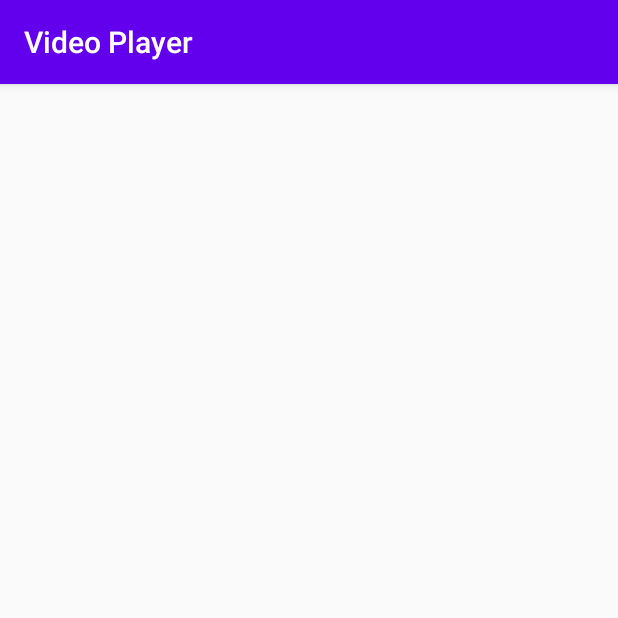
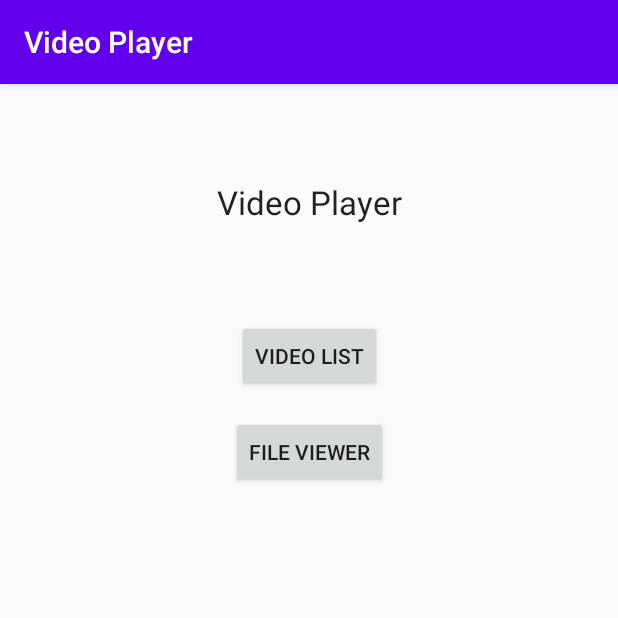
Before and after one commit to youngecko1/VideoPlayer, an Android app: the screen it shows after launch (MainActivity before the commit, MainScreen after it), on a phone screen of 412 x 824 dp, the top half of it. Run offline under Robolectric (Android 15) with nearby library versions, the phone set to English and light mode, and no system bars.

Commit message:
Created Main Screen with two buttons: Video Player and FileViewer. The Video Player takes the user to the main application. The File Viewer as the name suggests, is only for viewing if the file exists in the folder or not.

```diff
--- a/app/build.gradle
+++ b/app/build.gradle
@@ -33,6 +33,7 @@ dependencies {
     implementation 'androidx.recyclerview:recyclerview:1.1.0'
     implementation 'androidx.cardview:cardview:1.0.0'
     implementation 'com.opencsv:opencsv:4.6'
+    implementation 'com.google.android.material:material:1.4.0'
     testImplementation 'junit:junit:4.12'
     androidTestImplementation 'androidx.test.ext:junit:1.1.1'
     androidTestImplementation 'androidx.test.espresso:espresso-core:3.2.0'
--- /dev/null
+++ b/app/src/main/java/com/stonybrook/videoplayer/MainScreen.java
@@ -0,0 +1,26 @@
+package com.stonybrook.videoplayer;
+
+import androidx.appcompat.app.AppCompatActivity;
+
+import android.content.Intent;
+import android.os.Bundle;
+import android.view.View;
+
+public class MainScreen extends AppCompatActivity {
+
+    @Override
+    protected void onCreate(Bundle savedInstanceState) {
+        super.onCreate(savedInstanceState);
+        setContentView(R.layout.activity_main_screen);
+    }
+
+    public void openVideoList (View v){
+        Intent intent = new Intent(this, MainActivity.class);
+        startActivity(intent);
+    }
+
+    public void openFileList (View v){
+        Intent intent = new Intent(this, FileViewer.class);
+        startActivity(intent);
+    }
+}
--- a/app/src/main/java/com/stonybrook/videoplayer/listeners/AccelerometerListener.java
+++ b/app/src/main/java/com/stonybrook/videoplayer/listeners/AccelerometerListener.java
@@ -3,12 +3,14 @@ package com.stonybrook.videoplayer.listeners;
 import android.hardware.Sensor;
 import android.hardware.SensorEvent;
 import android.hardware.SensorEventListener;
+import android.os.Environment;
 import android.util.Log;
 
 
 import com.opencsv.CSVWriter;
 import com.stonybrook.videoplayer.MainActivity;
 import com.stonybrook.videoplayer.Player;
+import com.stonybrook.videoplayer.R;
 
 import java.io.File;
 import java.io.FileWriter;
@@ -65,7 +67,7 @@ public class AccelerometerListener implements SensorEventListener {
                     data[i+1]=String.valueOf(sensorValues[i]);
                 }
                 writer.writeNext(data);
-                Log.d(TAG,"Writing data to"+mainActivity.ACCELEROMETER_SENSOR_FILE_NAME);
+                Log.d(TAG,"Writing data to "+mainActivity.ACCELEROMETER_SENSOR_FILE_NAME);
 
                 writer.close();
             } catch (IOException e) {
--- a/app/src/main/java/com/stonybrook/videoplayer/listeners/GyroscopeListener.java
+++ b/app/src/main/java/com/stonybrook/videoplayer/listeners/GyroscopeListener.java
@@ -65,7 +65,7 @@ public class GyroscopeListener implements SensorEventListener {
                     data[i+1]=String.valueOf(sensorValues[i]);
                 }
                 writer.writeNext(data);
-                Log.d(TAG,"Writing data to"+mainActivity.GYRO_SENSOR_FILE_NAME);
+                Log.d(TAG,"Writing data to "+mainActivity.GYRO_SENSOR_FILE_NAME);
 
 
                 writer.close();
--- a/app/src/main/java/com/stonybrook/videoplayer/listeners/LightSensorListener.java
+++ b/app/src/main/java/com/stonybrook/videoplayer/listeners/LightSensorListener.java
@@ -62,7 +62,7 @@ public class LightSensorListener implements SensorEventListener {
                     data[i+1]=String.valueOf(sensorValues[i]);
                 }
                 writer.writeNext(data);
-                Log.d(TAG,"Writing data to"+mainActivity.LIGHT_SENSOR_FILE_NAME);
+                Log.d(TAG,"Writing data to "+mainActivity.LIGHT_SENSOR_FILE_NAME);
 
                 writer.close();
             } catch (IOException e) {
--- /dev/null
+++ b/app/src/main/res/layout/activity_main_screen.xml
@@ -0,0 +1,42 @@
+<?xml version="1.0" encoding="utf-8"?>
+<androidx.constraintlayout.widget.ConstraintLayout xmlns:android="http://schemas.android.com/apk/res/android"
+    xmlns:app="http://schemas.android.com/apk/res-auto"
+    xmlns:tools="http://schemas.android.com/tools"
+    android:layout_width="match_parent"
+    android:layout_height="match_parent"
+    tools:context=".MainScreen">
+
+    <TextView
+        android:id="@+id/textView"
+        android:layout_width="179dp"
+        android:layout_height="125dp"
+        android:layout_marginTop="16dp"
+        android:gravity="center"
+        android:text="@string/app_name"
+        android:textAppearance="@style/TextAppearance.AppCompat.Large"
+        app:layout_constraintEnd_toEndOf="parent"
+        app:layout_constraintStart_toStartOf="parent"
+        app:layout_constraintTop_toTopOf="parent" />
+
+    <Button
+        android:id="@+id/button"
+        android:layout_width="wrap_content"
+        android:layout_height="wrap_content"
+        android:layout_marginTop="16dp"
+        android:onClick="openVideoList"
+        android:text="@string/VideoList"
+        app:layout_constraintEnd_toEndOf="parent"
+        app:layout_constraintStart_toStartOf="parent"
+        app:layout_constraintTop_toBottomOf="@+id/textView" />
+
+    <Button
+        android:id="@+id/button2"
+        android:layout_width="wrap_content"
+        android:layout_height="wrap_content"
+        android:layout_marginTop="16dp"
+        android:onClick="openFileList"
+        android:text="@string/CSV_Files"
+        app:layout_constraintEnd_toEndOf="parent"
+        app:layout_constraintStart_toStartOf="parent"
+        app:layout_constraintTop_toBottomOf="@+id/button" />
+</androidx.constraintlayout.widget.ConstraintLayout>
--- a/app/src/main/res/values/strings.xml
+++ b/app/src/main/res/values/strings.xml
@@ -1,3 +1,5 @@
 <resources>
     <string name="app_name">Video Player</string>
+    <string name="VideoList">Video List</string>
+    <string name="CSV_Files">File Viewer</string>
 </resources>
```
Also changed, not shown: app/src/main/AndroidManifest.xml (+13 -2 lines), app/src/main/java/com/stonybrook/videoplayer/FileViewer.java (added, +75 -0 lines), app/src/main/java/com/stonybrook/videoplayer/MainActivity.java (+36 -6 lines), app/src/main/java/com/stonybrook/videoplayer/Player.java (+26 -7 lines), app/src/main/res/layout/activity_file_viewer.xml (added, +17 -0 lines).
